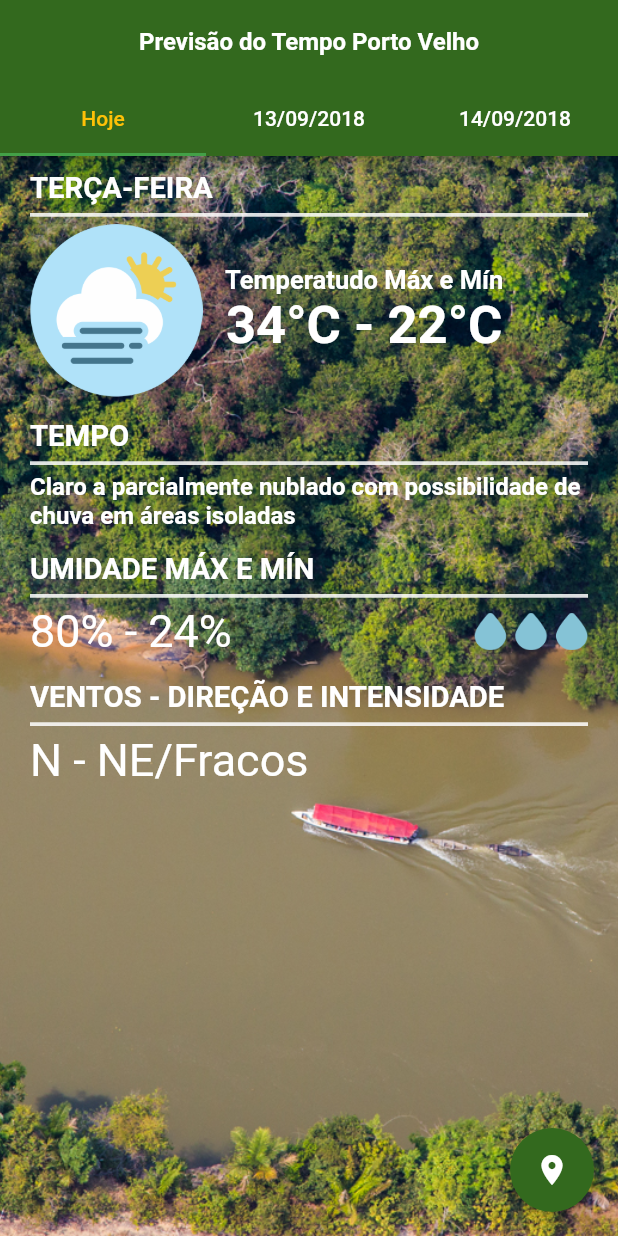
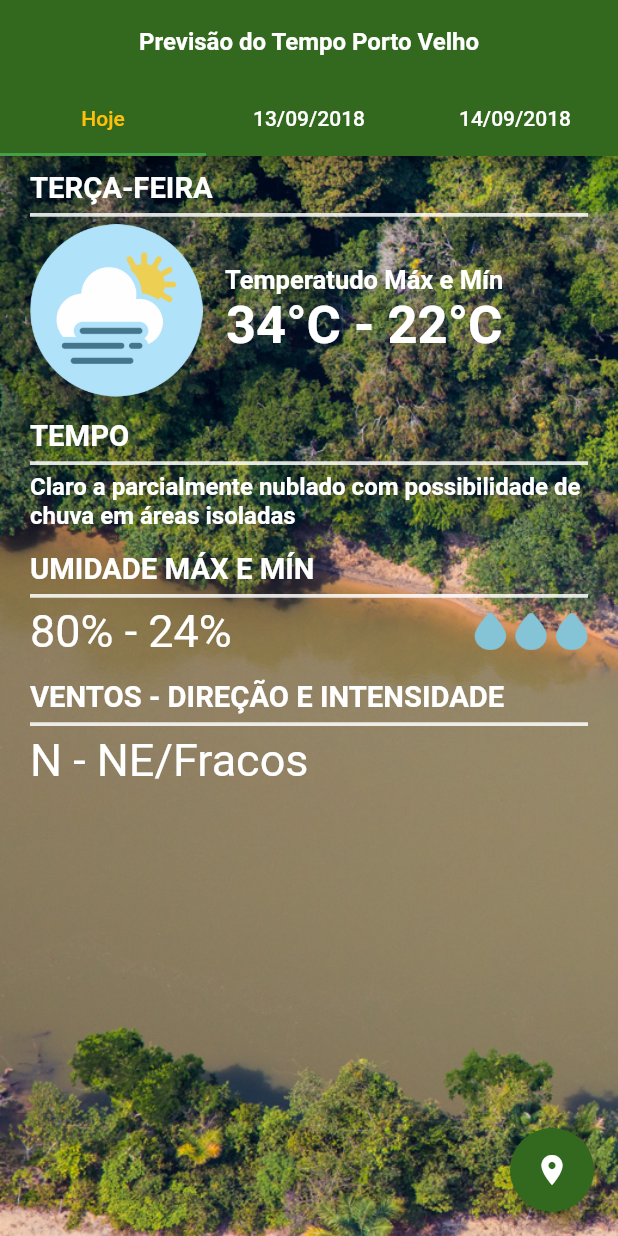
Before and after one commit to mariofraga/previsao_tempo_sipam, a Flutter app: the screen it shows after launch, on a phone screen of 412 x 824 dp. Run offline on Flutter 3.47's test engine with Material 2 defaults, Android fonts, the phone set to English and light mode, and no system bars.

Commit message:
Alterações de background Home

```diff
--- a/lib/ui/home.dart
+++ b/lib/ui/home.dart
@@ -10,7 +10,6 @@ class Home extends StatefulWidget {
 }
 
 class _HomeState extends State<Home> {
-
   List<Previsaotempo> listObjPrevisao = new List<Previsaotempo>();
   String cidadeFavorita;
 
@@ -63,9 +62,8 @@ class _HomeState extends State<Home> {
   //FIM CARREGAR INFORMAÇÕES DO JSON DE PREVISÃO
 
   void _selecionaCidade(BuildContext c) async {
-    final _recCidade = await Navigator.push(c,
-        MaterialPageRoute(
-            builder: (context) => Cidades()));
+    final _recCidade = await Navigator.push(
+        c, MaterialPageRoute(builder: (context) => Cidades()));
     if (_recCidade != null) {
       if (_recCidade != null) {
         cidadeFavorita = _recCidade;
@@ -79,11 +77,6 @@ class _HomeState extends State<Home> {
   //WIDGET QUE CONSTROI A PAGINA INICIAL COM OS DADOS DO JSON
   Widget getPageHomeDados(BuildContext context) {
     // PEGANDO A DATA ATUAL E COMPARANDO COM A DO PRIMEIRO OBJETO DA LISTA
-    String hoje;
-    var data = DateTime.now();
-    if(listObjPrevisao[0].data == "${data.day}/0${data.month}/${data.year}"){
-      hoje = "Hoje";
-    }
     return DefaultTabController(
       length: 3,
       child: Scaffold(
@@ -93,13 +86,12 @@ class _HomeState extends State<Home> {
           centerTitle: true,
           title: Text("Previsão do Tempo $cidadeFavorita",
               style: TextStyle(fontSize: 16.0, fontWeight: FontWeight.bold)),
-          bottom:
-          TabBar(
+          bottom: TabBar(
             labelColor: Colors.amber,
             unselectedLabelColor: Colors.white,
             tabs: [
               Tab(
-                child: Text(hoje),
+                child: Text("Hoje"),
               ),
               Tab(
                 child: Text(listObjPrevisao[1].data),
@@ -110,17 +102,15 @@ class _HomeState extends State<Home> {
             ],
           ),
         ),
-        body:
-        Container( child:
-        TabBarView(
+        body: Container(
+          child: TabBarView(
             children: [
-            pagePrevisaoTempo(listObjPrevisao[0], "01"),
-            pagePrevisaoTempo(listObjPrevisao[1], "02"),
-            pagePrevisaoTempo(listObjPrevisao[2], "03"),
+              pagePrevisaoTempo(listObjPrevisao[0], "01", AlignmentDirectional.centerStart),
+              pagePrevisaoTempo(listObjPrevisao[1], "02", AlignmentDirectional.center),
+              pagePrevisaoTempo(listObjPrevisao[2], "03", AlignmentDirectional.centerEnd),
             ],
           ),
         ),
-
         floatingActionButton: FloatingActionButton(
           onPressed: () {
             _selecionaCidade(context);
@@ -134,18 +124,20 @@ class _HomeState extends State<Home> {
   }
 }
 
-Widget pagePrevisaoTempo(Previsaotempo objPrevTemp, String imgTemp) {
+Widget pagePrevisaoTempo(Previsaotempo objPrevTemp, String imgTemp, AlignmentGeometry alinhamento) {
   return Container(
     decoration: new BoxDecoration(
       color: Colors.black87,
       image: new DecorationImage(
         image: new AssetImage("images/sol2.jpg"),
         fit: BoxFit.cover,
+        alignment: alinhamento
       ),
     ),
     child: Column(
       children: <Widget>[
-          LinhaTemperatura(objPrevTemp.diaSemana, objPrevTemp.temperaturaMax, objPrevTemp.temperaturaMin, "$imgTemp"),
+        LinhaTemperatura(objPrevTemp.diaSemana, objPrevTemp.temperaturaMax,
+            objPrevTemp.temperaturaMin, "$imgTemp"),
         LinhaTempo(objPrevTemp.tempo),
         LinhaUmidade(objPrevTemp.umidadeMax, objPrevTemp.umidadeMin),
         LinhaVentos(objPrevTemp.direcaoVentos, objPrevTemp.intensidade)
@@ -154,7 +146,8 @@ Widget pagePrevisaoTempo(Previsaotempo objPrevTemp, String imgTemp) {
   );
 }
 
-Widget LinhaTemperatura(String diaSemana, String tempMax, String tempMin, String imgTempo) {
+Widget LinhaTemperatura(
+    String diaSemana, String tempMax, String tempMin, String imgTempo) {
   return Padding(
     padding: EdgeInsets.only(left: 20.0, top: 10.0, right: 20.0, bottom: 0.0),
     child: Column(
@@ -239,7 +232,7 @@ Widget LinhaVentos(String direcao, String intensidade) {
 // WIDGET QUE MONTA A OS DESCRIÇÃO DE CADA MOSTRAGEM
 
 Widget Descricao(String descricao, String img) {
-  if(img == "vazia"){
+  if (img == "vazia") {
     return Row(
       mainAxisAlignment: MainAxisAlignment.spaceBetween,
       children: <Widget>[
@@ -264,7 +257,6 @@ Widget Descricao(String descricao, String img) {
       ],
     );
   }
-
 }
 
 // WIDGET QUE MONTA A OS TITULOS DE CADA MOSTRAGEM
@@ -274,7 +266,8 @@ Widget TituloELinha(String titulo) {
     children: <Widget>[
       Text(
         "$titulo",
-        style: TextStyle(fontSize: 19.5, color: Colors.white, fontWeight: FontWeight.bold),
+        style: TextStyle(
+            fontSize: 19.5, color: Colors.white, fontWeight: FontWeight.bold),
       ),
       Container(
         color: Colors.white.withOpacity(0.85),
```
Lines whose indentation alone changed are shown as unchanged.
